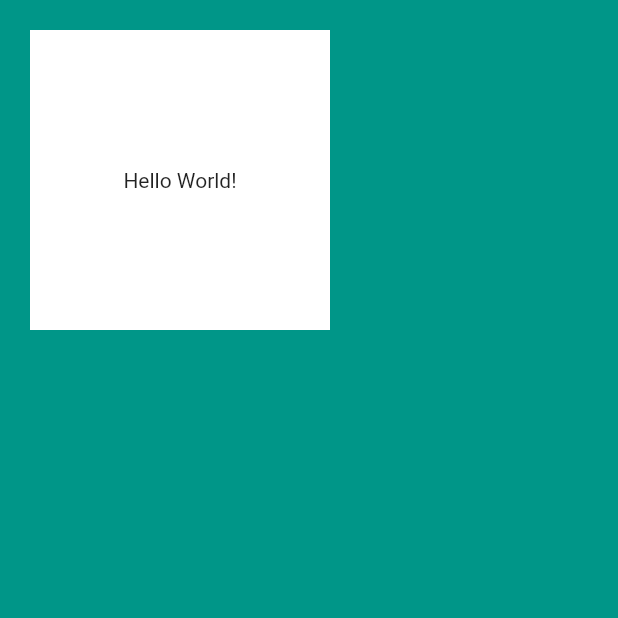
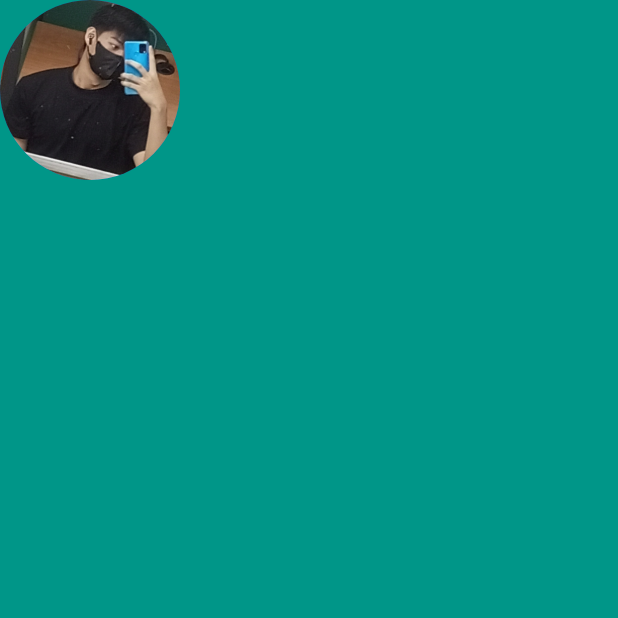
Before and after one commit to christiandarvs/Mi_Card_Udemy_Flutter, a Flutter app: the screen it shows after launch, on a phone screen of 412 x 824 dp, the top half of it. Run offline on Flutter 3.47's test engine with Material 2 defaults, Android fonts, the phone set to English and light mode, and no system bars.

Commit message:
add picture of myself, edit main.dart

```diff
--- a/lib/main.dart
+++ b/lib/main.dart
@@ -12,16 +12,14 @@ class MyApp extends StatelessWidget {
       home: Scaffold(
         backgroundColor: Colors.teal,
         body: SafeArea(
-          child: Container(
-            color: Colors.white,
-            height: 200,
-            width: 200,
-            alignment: Alignment.center,
-            margin: const EdgeInsets.all(20),
-            padding: const EdgeInsets.all(20),
-            child: const Text('Hello World!'),
-          ),
-        ),
+            child: Column(
+          children: const [
+            CircleAvatar(
+              radius: 60.0,
+              backgroundImage: AssetImage('images/IMG_20220908_150825_008.jpg'),
+            )
+          ],
+        )),
       ),
     );
   }
--- a/pubspec.yaml
+++ b/pubspec.yaml
@@ -60,8 +60,8 @@ flutter:
   uses-material-design: true
 
   # To add assets to your application, add an assets section, like this:
-  # assets:
-  #   - images/a_dot_burr.jpeg
+  assets:
+    - images/
   #   - images/a_dot_ham.jpeg
 
   # An image asset can refer to one or more resolution-specific "variants", see
```
Also changed, not shown: images/IMG_20220908_150825_008.jpg (added).
